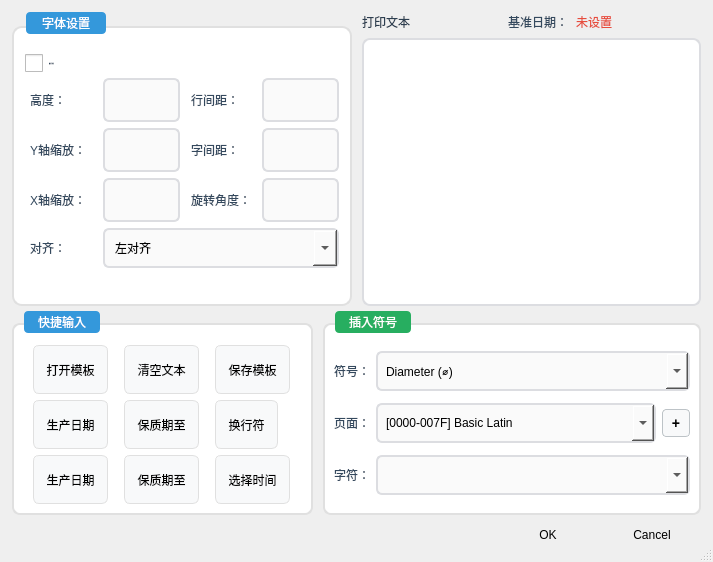
First picture: the form in librecad/src/ui/forms/qg_dlgmtext.ui, repository Hcj1108/Librecad_AFP5000, before the edit.
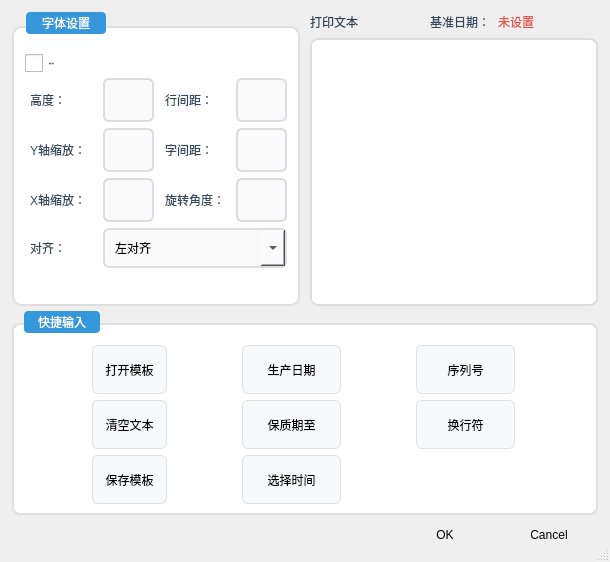
Second picture: the form after the edit. Icons and pictures are not drawn. Custom widgets are drawn as their Qt base class.

Commit message: IO监视/序列号

What changed in the file:
```diff
--- a/librecad/src/ui/forms/qg_dlgmtext.ui
+++ b/librecad/src/ui/forms/qg_dlgmtext.ui
@@ -6,7 +6,7 @@
    <rect>
     <x>0</x>
     <y>0</y>
-    <width>713</width>
+    <width>610</width>
     <height>562</height>
    </rect>
   </property>
@@ -349,7 +349,7 @@
     </layout>
    </item>
    <item>
-    <layout class="QHBoxLayout" name="bottomRow" stretch="1,1">
+    <layout class="QHBoxLayout" name="bottomRow" stretch="7">
      <property name="spacing">
       <number>10</number>
      </property>
@@ -393,7 +393,7 @@
         <property name="spacing">
          <number>6</number>
         </property>
-        <item row="0" column="0">
+        <item row="1" column="0">
          <widget class="QToolButton" name="bLoad">
           <property name="text">
            <string>打开模板</string>
@@ -413,10 +413,16 @@
           </property>
          </widget>
         </item>
-        <item row="0" column="1">
-         <widget class="QToolButton" name="bClear">
+        <item row="2" column="4">
+         <widget class="QToolButton" name="toolButton_3">
+          <property name="minimumSize">
+           <size>
+            <width>99</width>
+            <height>46</height>
+           </size>
+          </property>
           <property name="text">
-           <string>清空文本</string>
+           <string>保质期至</string>
           </property>
           <property name="icon">
            <iconset resource="../../OCRdemo.qrc">
@@ -433,7 +439,33 @@
           </property>
          </widget>
         </item>
-        <item row="0" column="2">
+        <item row="1" column="4">
+         <widget class="QToolButton" name="toolButton">
+          <property name="minimumSize">
+           <size>
+            <width>99</width>
+            <height>46</height>
+           </size>
+          </property>
+          <property name="text">
+           <string>生产日期</string>
+          </property>
+          <property name="icon">
+           <iconset resource="../../OCRdemo.qrc">
+            <normaloff>:/PIC/Resources/PICs/rl.png</normaloff>:/PIC/Resources/PICs/rl.png</iconset>
+          </property>
+          <property name="iconSize">
+           <size>
+            <width>32</width>
+            <height>32</height>
+           </size>
+          </property>
+          <property name="toolButtonStyle">
+           <enum>Qt::ToolButtonStyle::ToolButtonTextBesideIcon</enum>
+          </property>
+         </widget>
+        </item>
+        <item row="3" column="0">
          <widget class="QToolButton" name="bSave">
           <property name="text">
            <string>保存模板</string>
@@ -453,70 +485,10 @@
           </property>
          </widget>
         </item>
-        <item row="1" column="0">
-         <widget class="QToolButton" name="toolButton_5">
-          <property name="text">
-           <string>生产日期</string>
-          </property>
-          <property name="icon">
-           <iconset resource="../../OCRdemo.qrc">
-            <normaloff>:/PIC/Resources/PICs/text.png</normaloff>:/PIC/Resources/PICs/text.png</iconset>
-          </property>
-          <property name="iconSize">
-           <size>
-            <width>32</width>
-            <height>32</height>
-           </size>
-          </property>
-          <property name="toolButtonStyle">
-           <enum>Qt::ToolButtonStyle::ToolButtonTextBesideIcon</enum>
-          </property>
-         </widget>
-        </item>
-        <item row="1" column="1">
-         <widget class="QToolButton" name="toolButton_2">
-          <property name="text">
-           <string>保质期至</string>
-          </property>
-          <property name="icon">
-           <iconset resource="../../OCRdemo.qrc">
-            <normaloff>:/PIC/Resources/PICs/text.png</normaloff>:/PIC/Resources/PICs/text.png</iconset>
-          </property>
-          <property name="iconSize">
-           <size>
-            <width>32</width>
-            <height>32</height>
-           </size>
-          </property>
-          <property name="toolButtonStyle">
-           <enum>Qt::ToolButtonStyle::ToolButtonTextBesideIcon</enum>
-          </property>
-         </widget>
-        </item>
-        <item row="1" column="2">
-         <widget class="QToolButton" name="toolButton_6">
-          <property name="text">
-           <string>换行符</string>
-          </property>
-          <property name="icon">
-           <iconset resource="../../OCRdemo.qrc">
-            <normaloff>:/PIC/Resources/PICs/line break.png</normaloff>:/PIC/Resources/PICs/line break.png</iconset>
-          </property>
-          <property name="iconSize">
-           <size>
-            <width>32</width>
-            <height>32</height>
-           </size>
-          </property>
-          <property name="toolButtonStyle">
-           <enum>Qt::ToolButtonStyle::ToolButtonTextBesideIcon</enum>
-          </property>
-         </widget>
-        </item>
         <item row="2" column="0">
-         <widget class="QToolButton" name="toolButton">
+         <widget class="QToolButton" name="bClear">
           <property name="text">
-           <string>生产日期</string>
+           <string>清空文本</string>
           </property>
           <property name="icon">
            <iconset resource="../../OCRdemo.qrc">
@@ -533,28 +505,14 @@
           </property>
          </widget>
         </item>
-        <item row="2" column="1">
-         <widget class="QToolButton" name="toolButton_3">
-          <property name="text">
-           <string>保质期至</string>
-          </property>
-          <property name="icon">
-           <iconset resource="../../OCRdemo.qrc">
-            <normaloff>:/PIC/Resources/PICs/rl.png</normaloff>:/PIC/Resources/PICs/rl.png</iconset>
-          </property>
-          <property name="iconSize">
-           <size>
-            <width>32</width>
-            <height>32</height>
-           </size>
-          </property>
-          <property name="toolButtonStyle">
-           <enum>Qt::ToolButtonStyle::ToolButtonTextBesideIcon</enum>
-          </property>
-         </widget>
-        </item>
-        <item row="2" column="2">
+        <item row="3" column="4">
          <widget class="QToolButton" name="toolButton_4">
+          <property name="minimumSize">
+           <size>
+            <width>99</width>
+            <height>46</height>
+           </size>
+          </property>
           <property name="text">
            <string>选择时间</string>
           </property>
@@ -573,207 +531,55 @@
           </property>
          </widget>
         </item>
-       </layout>
-      </widget>
-     </item>
-     <item>
-      <widget class="QGroupBox" name="buttonGroup5">
-       <property name="styleSheet">
-        <string notr="true">QGroupBox{font: bold 13px &quot;Microsoft YaHei&quot;; color: #2c3e50; border: 2px solid #e0e0e0; border-radius: 8px; margin-top: 12px; padding-top: 16px; background: #ffffff;}
-QGroupBox::title{subcontrol-origin: margin; left: 12px; padding: 4px 12px; background: #27ae60; color: white; border-radius: 4px;}
-QLabel{font: bold 11px &quot;Microsoft YaHei&quot;; color: #34495e; background: transparent;}
-QComboBox{font: 11px &quot;Microsoft YaHei&quot;; padding: 4px 8px; border: 2px solid #dcdde1; border-radius: 6px; background: #fafafa; min-height: 28px;}
-QComboBox:focus{border-color: #3498db; background: #ffffff;}
-QComboBox::drop-down{width: 22px;}
-QToolButton{border: 1px solid #bdc3c7; border-radius: 4px; background: #f8f9fa;}
-QToolButton:hover{background: #e8f0fe; border-color: #3498db;}</string>
-       </property>
-       <property name="title">
-        <string>插入符号</string>
-       </property>
-       <layout class="QGridLayout">
-        <property name="leftMargin">
-         <number>8</number>
-        </property>
-        <property name="topMargin">
-         <number>14</number>
-        </property>
-        <property name="rightMargin">
-         <number>8</number>
-        </property>
-        <property name="bottomMargin">
-         <number>8</number>
-        </property>
-        <property name="spacing">
-         <number>6</number>
-        </property>
-        <item row="4" column="2" colspan="2">
-         <widget class="QComboBox" name="cbUniChar">
-          <property name="sizePolicy">
-           <sizepolicy hsizetype="MinimumExpanding" vsizetype="Fixed">
-            <horstretch>0</horstretch>
-            <verstretch>0</verstretch>
-           </sizepolicy>
-          </property>
-          <property name="minimumSize">
-           <size>
-            <width>92</width>
-            <height>40</height>
-           </size>
-          </property>
-         </widget>
-        </item>
-        <item row="4" column="0">
-         <widget class="QLabel" name="textLabel1_2">
-          <property name="text">
-           <string>字符：</string>
-          </property>
-         </widget>
-        </item>
-        <item row="0" column="0">
-         <widget class="QLabel" name="label_6">
-          <property name="text">
-           <string>符号：</string>
-          </property>
-         </widget>
-        </item>
-        <item row="0" column="2" colspan="2">
-         <widget class="QComboBox" name="cbSymbol">
-          <property name="sizePolicy">
-           <sizepolicy hsizetype="MinimumExpanding" vsizetype="Fixed">
-            <horstretch>0</horstretch>
-            <verstretch>0</verstretch>
-           </sizepolicy>
-          </property>
-          <item>
-           <property name="text">
-            <string>Diameter (⌀)</string>
-           </property>
-          </item>
-          <item>
-           <property name="text">
-            <string>Degree (°)</string>
-           </property>
-          </item>
-          <item>
-           <property name="text">
-            <string>Plus / Minus (±)</string>
-           </property>
-          </item>
-          <item>
-           <property name="text">
-            <string>At (@)</string>
-           </property>
-          </item>
-          <item>
-           <property name="text">
-            <string>Hash (#)</string>
-           </property>
-          </item>
-          <item>
-           <property name="text">
-            <string>Dollar ($)</string>
-           </property>
-          </item>
-          <item>
-           <property name="text">
-            <string>Copyright (©)</string>
-           </property>
-          </item>
-          <item>
-           <property name="text">
-            <string>Registered (®)</string>
-           </property>
-          </item>
-          <item>
-           <property name="text">
-            <string>Paragraph (§)</string>
-           </property>
-          </item>
-          <item>
-           <property name="text">
-            <string>Pi (π)</string>
-           </property>
-          </item>
-          <item>
-           <property name="text">
-            <string>Pound (£)</string>
-           </property>
-          </item>
-          <item>
-           <property name="text">
-            <string>Yen (¥)</string>
-           </property>
-          </item>
-          <item>
-           <property name="text">
-            <string>Times (×)</string>
-           </property>
-          </item>
-          <item>
-           <property name="text">
-            <string>Division (÷)</string>
-           </property>
-          </item>
-         </widget>
-        </item>
-        <item row="1" column="0">
-         <widget class="QLabel" name="textLabel1">
-          <property name="text">
-           <string>页面：</string>
-          </property>
-         </widget>
-        </item>
-        <item row="1" column="2">
-         <widget class="QComboBox" name="cbUniPage">
-          <property name="sizePolicy">
-           <sizepolicy hsizetype="MinimumExpanding" vsizetype="Fixed">
-            <horstretch>0</horstretch>
-            <verstretch>0</verstretch>
-           </sizepolicy>
-          </property>
-          <property name="minimumSize">
-           <size>
-            <width>280</width>
-            <height>40</height>
-           </size>
-          </property>
-          <item>
-           <property name="text">
-            <string>[0000-007F] Basic Latin</string>
-           </property>
-          </item>
-          <item>
-           <property name="text">
-            <string>[0080-00FF] Latin-1 Supplementary</string>
-           </property>
-          </item>
-          <item>
-           <property name="text">
-            <string>[0100-017F] Latin Extended-A</string>
-           </property>
-          </item>
-         </widget>
-        </item>
-        <item row="1" column="3">
-         <widget class="QToolButton" name="bUnicode">
-          <property name="minimumSize">
-           <size>
-            <width>28</width>
-            <height>28</height>
-           </size>
-          </property>
+        <item row="1" column="5">
+         <widget class="QToolButton" name="toolButton_7">
           <property name="maximumSize">
            <size>
-            <width>28</width>
-            <height>28</height>
+            <width>99</width>
+            <height>16777215</height>
            </size>
           </property>
-          <property name="styleSheet">
-           <string notr="true">QToolButton{font: bold 14px; border-radius: 4px;} QToolButton:hover{background: #3498db; color: white;}</string>
+          <property name="text">
+           <string>序列号</string>
           </property>
+          <property name="icon">
+           <iconset resource="../../OCRdemo.qrc">
+            <normaloff>:/PIC/Resources/PICs/PFGL.png</normaloff>:/PIC/Resources/PICs/PFGL.png</iconset>
+          </property>
+          <property name="iconSize">
+           <size>
+            <width>32</width>
+            <height>32</height>
+           </size>
+          </property>
+          <property name="toolButtonStyle">
+           <enum>Qt::ToolButtonStyle::ToolButtonTextBesideIcon</enum>
+          </property>
+         </widget>
+        </item>
+        <item row="2" column="5">
+         <widget class="QToolButton" name="toolButton_6">
+          <property name="minimumSize">
+           <size>
+            <width>99</width>
+            <height>46</height>
+           </size>
+          </property>
           <property name="text">
-           <string>+</string>
+           <string>换行符</string>
+          </property>
+          <property name="icon">
+           <iconset resource="../../OCRdemo.qrc">
+            <normaloff>:/PIC/Resources/PICs/line break.png</normaloff>:/PIC/Resources/PICs/line break.png</iconset>
+          </property>
+          <property name="iconSize">
+           <size>
+            <width>32</width>
+            <height>32</height>
+           </size>
+          </property>
+          <property name="toolButtonStyle">
+           <enum>Qt::ToolButtonStyle::ToolButtonTextBesideIcon</enum>
           </property>
          </widget>
         </item>
@@ -784,6 +590,18 @@
    </item>
    <item>
     <widget class="QDialogButtonBox" name="buttonBox">
+     <property name="minimumSize">
+      <size>
+       <width>0</width>
+       <height>0</height>
+      </size>
+     </property>
+     <property name="maximumSize">
+      <size>
+       <width>16777215</width>
+       <height>16777215</height>
+      </size>
+     </property>
      <property name="styleSheet">
       <string notr="true">QPushButton{font: bold 12px &quot;Microsoft YaHei&quot;; padding: 8px 24px; border-radius: 6px; min-width: 50px;}
 QPushButton[text=&quot;OK&quot;], QPushButton[text=&quot;确定&quot;]{background: #3498db; color: white;}
```
Left out of the diff: 116 changed lines with no effect on the pictures. The commit also changes 742 other files.
